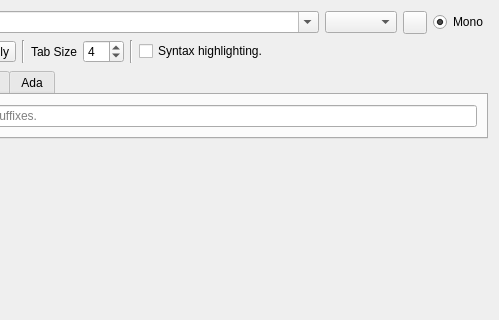
Qt form src/SeerEditorConfigPage.ui (epasveer/seer) before a commit; both pictures show x 161 to 660 and y 0 to 320 of the 660 by 861 pixel window.
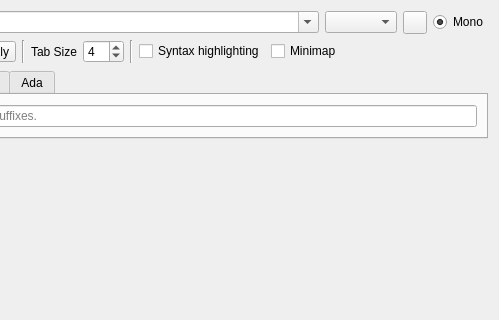
The same form after that commit. Icons and pictures are not drawn. Custom widgets are drawn as their Qt base class.

Commit message: WIP - Adding enable minimap to editor config page.

The edit to the form file:
```diff
--- a/src/SeerEditorConfigPage.ui
+++ b/src/SeerEditorConfigPage.ui
@@ -130,7 +130,17 @@
         <string>Enable or disable highlighting for supported languages' files.</string>
        </property>
        <property name="text">
-        <string>Syntax highlighting.</string>
+        <string>Syntax highlighting</string>
+       </property>
+      </widget>
+     </item>
+     <item>
+      <widget class="QCheckBox" name="minimapEnabledCheckBox">
+       <property name="toolTip">
+        <string>Enable or disable the minimap for source and assembly editors.</string>
+       </property>
+       <property name="text">
+        <string>Minimap</string>
        </property>
       </widget>
      </item>
```
The commit also changes 3 other files.
